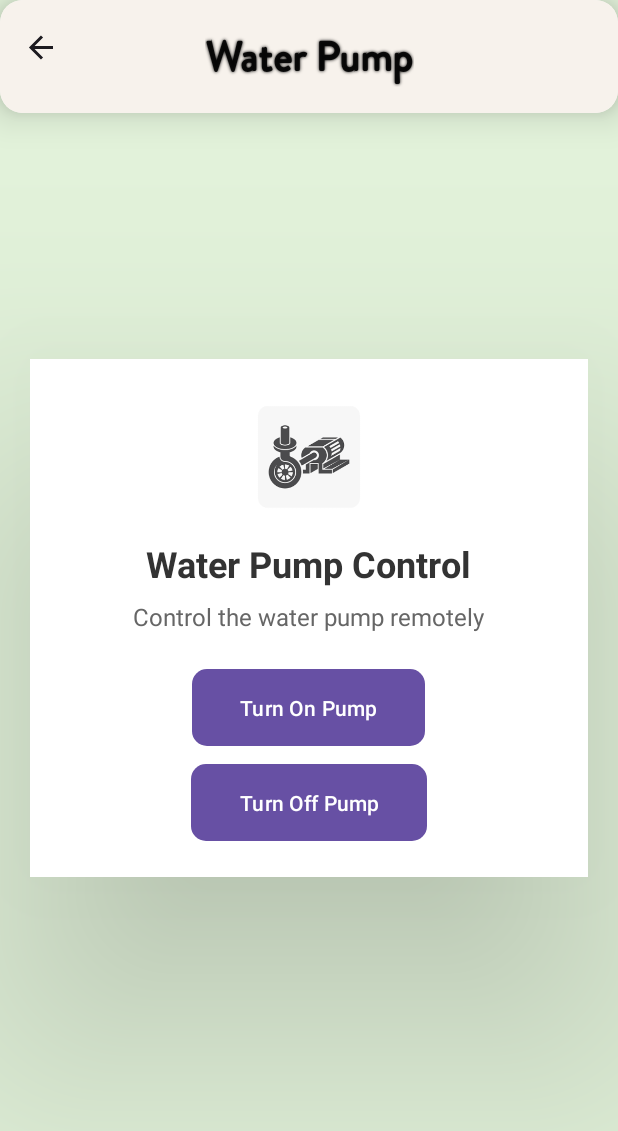
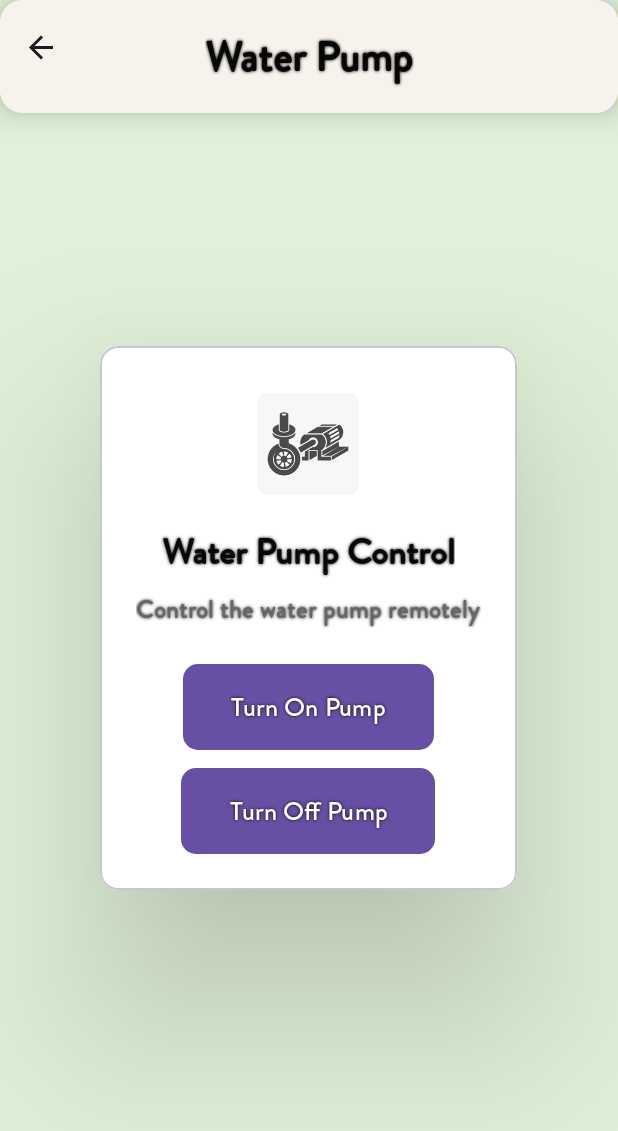
Before and after one commit to pylarohit/FeildsEye, an Android app: the WaterPumpFragment screen opened through its navigation route, on a phone screen of 412 x 824 dp. Shown: the top 1131 px of the screen. Run offline under Robolectric (Android 15) with nearby library versions, the phone set to English and light mode, and no system bars; our stand-ins replace navigation-ui, sdp/ssp sizes.

Commit message:
ui/ux updated

```diff
--- a/app/src/main/java/com/rohit/feildseye/fragments/BirdsAlarmFragment.kt
+++ b/app/src/main/java/com/rohit/feildseye/fragments/BirdsAlarmFragment.kt
@@ -16,7 +16,7 @@ import com.rohit.feildseye.databinding.FragmentBirdsAlarmBinding
 class BirdsAlarmFragment : Fragment() {
 
     private var binding: FragmentBirdsAlarmBinding? = null
-    private val PHONE_NUMBER = "7993547924" // Replace with the actual SIM900A number
+    private val PHONE_NUMBER = "8829922858" // Replace with the actual SIM900A number
     private val SMS_PERMISSION_CODE = 103
 
     override fun onCreateView(
--- a/app/src/main/java/com/rohit/feildseye/fragments/MoistureFragment.kt
+++ b/app/src/main/java/com/rohit/feildseye/fragments/MoistureFragment.kt
@@ -21,7 +21,7 @@ import com.rohit.feildseye.databinding.FragmentMoistureBinding
 class MoistureFragment : Fragment() {
 
     private var binding: FragmentMoistureBinding? = null
-    private val PHONE_NUMBER = "7993547924" // Replace with the SIM900A number
+    private val PHONE_NUMBER = "8829922858" // Replace with the SIM900A number
     private val REQUEST_CODE_SMS_PERMISSION = 102
 
     override fun onCreateView(
@@ -35,7 +35,7 @@ class MoistureFragment : Fragment() {
     override fun onViewCreated(view: View, savedInstanceState: Bundle?) {
         super.onViewCreated(view, savedInstanceState)
 
-        // Request SMS permissions if not already granted
+
         requestSmsPermissions()
 
         binding?.checkMoistureButton?.setOnClickListener {
--- a/app/src/main/java/com/rohit/feildseye/fragments/WaterPumpFragment.kt
+++ b/app/src/main/java/com/rohit/feildseye/fragments/WaterPumpFragment.kt
@@ -18,7 +18,7 @@ class WaterPumpFragment : Fragment() {
     private lateinit var binding: FragmentWaterPumpBinding
 
     companion object {
-        private const val PHONE_NUMBER = "7993547924" // Replace with SIM900A number
+        private const val PHONE_NUMBER = "8829922858" // Replace with SIM900A number
         private const val SMS_PERMISSION_CODE = 101
 
         @JvmStatic
--- a/app/src/main/res/layout/fragment_soil_quality.xml
+++ b/app/src/main/res/layout/fragment_soil_quality.xml
@@ -3,6 +3,7 @@
     xmlns:tools="http://schemas.android.com/tools"
     android:layout_width="match_parent"
     android:layout_height="match_parent"
+    android:paddingTop="75dp"
     xmlns:app="http://schemas.android.com/apk/res-auto"
     tools:context=".fragments.SoilQualityFragment">
 
--- a/app/src/main/res/layout/fragment_water_pump.xml
+++ b/app/src/main/res/layout/fragment_water_pump.xml
@@ -3,14 +3,18 @@
     xmlns:tools="http://schemas.android.com/tools"
     android:layout_width="match_parent"
     android:layout_height="match_parent"
+    xmlns:app="http://schemas.android.com/apk/res-auto"
     android:background="@color/secondary"
     tools:context=".fragments.WaterPumpFragment">
 
-
+    <com.google.android.material.card.MaterialCardView
+        android:layout_width="wrap_content"
+        android:layout_height="wrap_content"
+        android:layout_gravity="center"
+        app:cardElevation="80dp">
         <LinearLayout
             android:layout_width="match_parent"
             android:layout_height="wrap_content"
-            android:layout_marginHorizontal="20dp"
             android:layout_gravity="center"
             android:padding="24dp"
             android:background="@color/white"
@@ -31,9 +35,12 @@
                 android:layout_width="wrap_content"
                 android:layout_height="wrap_content"
                 android:text="Water Pump Control"
+                android:fontFamily="@font/boldtext"
+                android:textColor="#F0050505"
+                android:shadowRadius="2"
+                android:shadowColor="@color/black"
                 android:textSize="24sp"
                 android:textStyle="bold"
-                android:textColor="#333333"
                 android:layout_marginTop="16dp"
                 android:gravity="center"/>
 
@@ -42,7 +49,10 @@
                 android:layout_width="wrap_content"
                 android:layout_height="wrap_content"
                 android:text="Control the water pump remotely"
-                android:textSize="16sp"
+                android:textSize="17sp"
+                android:fontFamily="@font/boldtext"
+                android:shadowRadius="2"
+                android:shadowColor="@color/black"
                 android:textColor="#666666"
                 android:layout_marginTop="8dp"
                 android:gravity="center" />
@@ -52,6 +62,10 @@
                 android:layout_width="wrap_content"
                 android:layout_height="wrap_content"
                 android:text="Turn On Pump"
+                android:fontFamily="@font/boldtext"
+                android:textSize="17dp"
+                android:shadowRadius="2"
+                android:shadowColor="@color/black"
                 android:textColor="#FFFFFF"
                 android:backgroundTint="#66BB6A"
                 android:layout_marginTop="24dp"
@@ -64,6 +78,10 @@
                 android:layout_width="wrap_content"
                 android:layout_height="wrap_content"
                 android:text="Turn Off Pump"
+                android:fontFamily="@font/boldtext"
+                android:textSize="17dp"
+                android:shadowColor="@color/black"
+                android:shadowRadius="2"
                 android:textColor="#FFFFFF"
                 android:backgroundTint="#EF5350"
                 android:layout_marginTop="12dp"
@@ -73,4 +91,5 @@
                 />
 
         </LinearLayout>
+    </com.google.android.material.card.MaterialCardView>
 </FrameLayout>
```
Also changed, not shown: app/src/main/res/layout/fragment_agriguide.xml (+0 -34 lines), app/src/main/res/layout/fragment_birds_alarm.xml (+23 -4 lines), app/src/main/res/layout/fragment_moisture.xml (+29 -16 lines).
